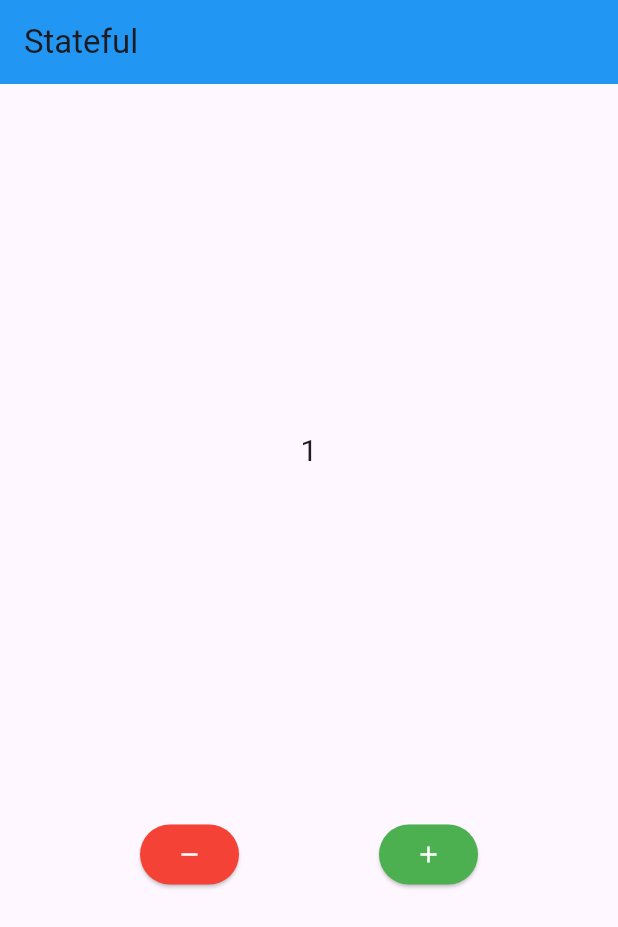
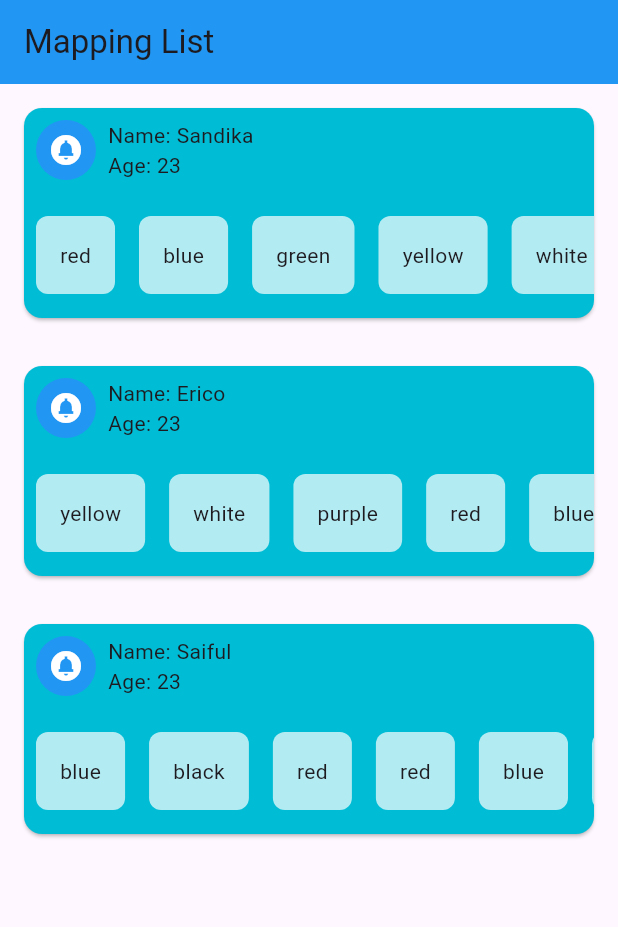
Before and after one commit to bibitdev/flutter_basic_wkuldii, a Flutter app: the screen it shows after launch, on a phone screen of 412 x 824 dp. Shown: the top 927 px of the screen. Run offline on Flutter 3.47's test engine with Material 3 defaults, Android fonts, the phone set to English and light mode, and no system bars.

Commit message:
Mapping List

```diff
--- a/lib/main.dart
+++ b/lib/main.dart
@@ -1,67 +1,121 @@
 import 'package:flutter/material.dart';
+import 'package:flutter/widgets.dart';
 
 void main() {
   runApp(MyApp());
 }
 
-class MyApp extends StatefulWidget {
-  @override
-  State<MyApp> createState() => _MyAppState();
-}
-
-class _MyAppState extends State<MyApp> {
-  int counter = 1;
+class MyApp extends StatelessWidget {
+  final List<Map<String, dynamic>> listdata = [
+    {
+      'Name': 'Sandika',
+      'age': 23,
+      'favcolor': [
+        'red',
+        'blue',
+        'green',
+        'yellow',
+        'white',
+        'purple',
+        'blue',
+        'black',
+        'red'
+      ]
+    },
+    {
+      'Name': 'Erico',
+      'age': 23,
+      'favcolor': [
+        'yellow',
+        'white',
+        'purple',
+        'red',
+        'blue',
+        'green',
+        'blue',
+        'black',
+        'red'
+      ]
+    },
+    {
+      'Name': 'Saiful',
+      'age': 23,
+      'favcolor': [
+        'blue',
+        'black',
+        'red',
+        'red',
+        'blue',
+        'green',
+        'yellow',
+        'white',
+        'purple',
+      ]
+    },
+  ];
 
   @override
   Widget build(BuildContext context) {
     return MaterialApp(
-      debugShowCheckedModeBanner: false,
       home: Scaffold(
         appBar: AppBar(
-          title: const Text('Stateful'),
+          title: const Text('Mapping List'),
           backgroundColor: Colors.blue,
         ),
-        body: Column(
-          mainAxisAlignment: MainAxisAlignment.spaceEvenly,
+        body: ListView(
+          children: listdata.map(
+            (data) {
+              // print(data['Name']);
+              List myfavcolor = data['favcolor'];
+              return Card(
+                margin: const EdgeInsets.all(16.0),
+                color: Colors.cyan,
+                child: Column(
                   children: [
-            Text(
-              counter.toString(),
-              style: const TextStyle(
-                fontSize: 20.0,
+                    // profile
+                    Row(
+                      children: [
+                        const Padding(
+                          padding: EdgeInsets.all(8.0),
+                          child: CircleAvatar(
+                            backgroundColor: Colors.blue,
+                            child: Icon(
+                              Icons.circle_notifications_sharp,
+                              color: Colors.white,
                             ),
                           ),
-            Row(
-              mainAxisAlignment: MainAxisAlignment.spaceEvenly,
+                        ),
+                        Column(
+                          crossAxisAlignment: CrossAxisAlignment.start,
                           children: [
-                ElevatedButton(
-                  style: ElevatedButton.styleFrom(
-                    backgroundColor: Colors.red,
-                    foregroundColor: Colors.white,
-                  ),
-                  onPressed: () {
-                    if (counter != 1) {
-                      setState(() {
-                        counter--;
-                      });
-                    }
-                  },
-                  child: const Icon(Icons.remove),
-                ),
-                ElevatedButton(
-                  style: ElevatedButton.styleFrom(
-                    backgroundColor: Colors.green,
-                    foregroundColor: Colors.white,
-                  ),
-                  onPressed: () {
-                    setState(() {
-                      counter++;
-                    });
-                  },
-                  child: const Icon(Icons.add),
+                            Text('Name: ${data['Name']}'),
+                            Text('Age: ${data['age']}'),
+                          ],
                         ),
                       ],
+                    ),
+                    // fav color
+                    SingleChildScrollView(
+                      scrollDirection: Axis.horizontal,
+                      child: Row(
+                        children: myfavcolor.map((colors) {
+                          return Container(
+                            decoration: BoxDecoration(
+                                color: Colors.white70,
+                                borderRadius: BorderRadius.circular(8)),
+                            padding: const EdgeInsets.all(16.0),
+                            margin: const EdgeInsets.symmetric(
+                                vertical: 16, horizontal: 8),
+                            child: Text(colors),
+                          );
+                        }).toList(),
+                      ),
                     )
                   ],
+                ),
+              );
+            },
+          ).toList(),
         ),
       ),
     );
```
Lines whose indentation alone changed are shown as unchanged.
